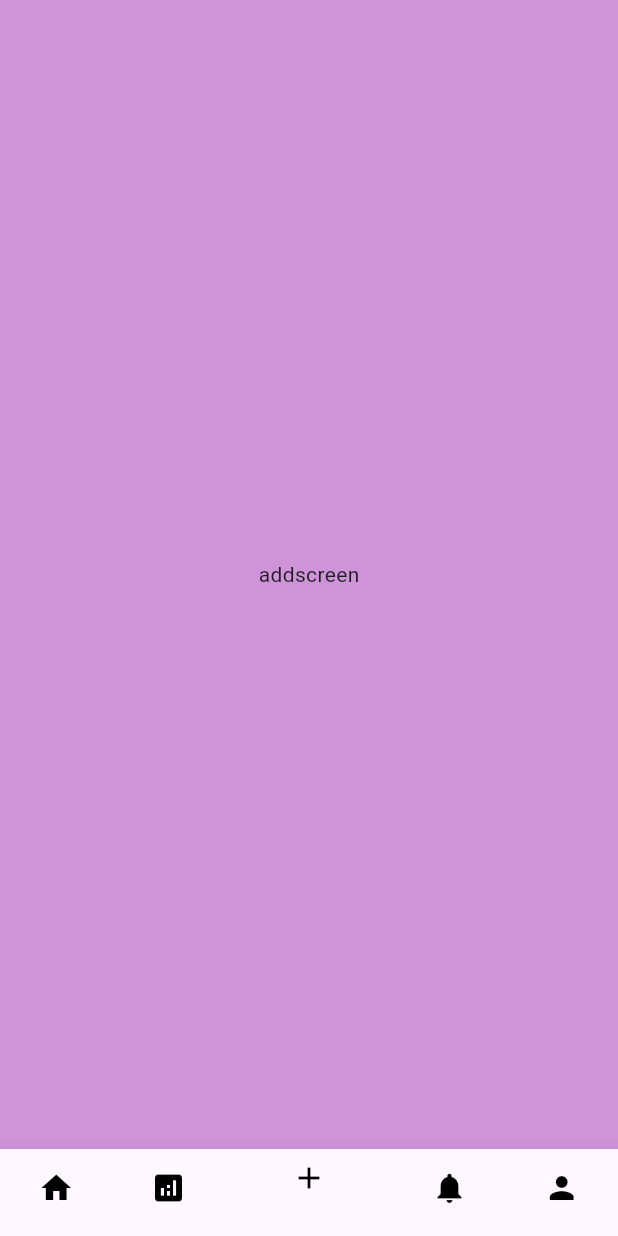
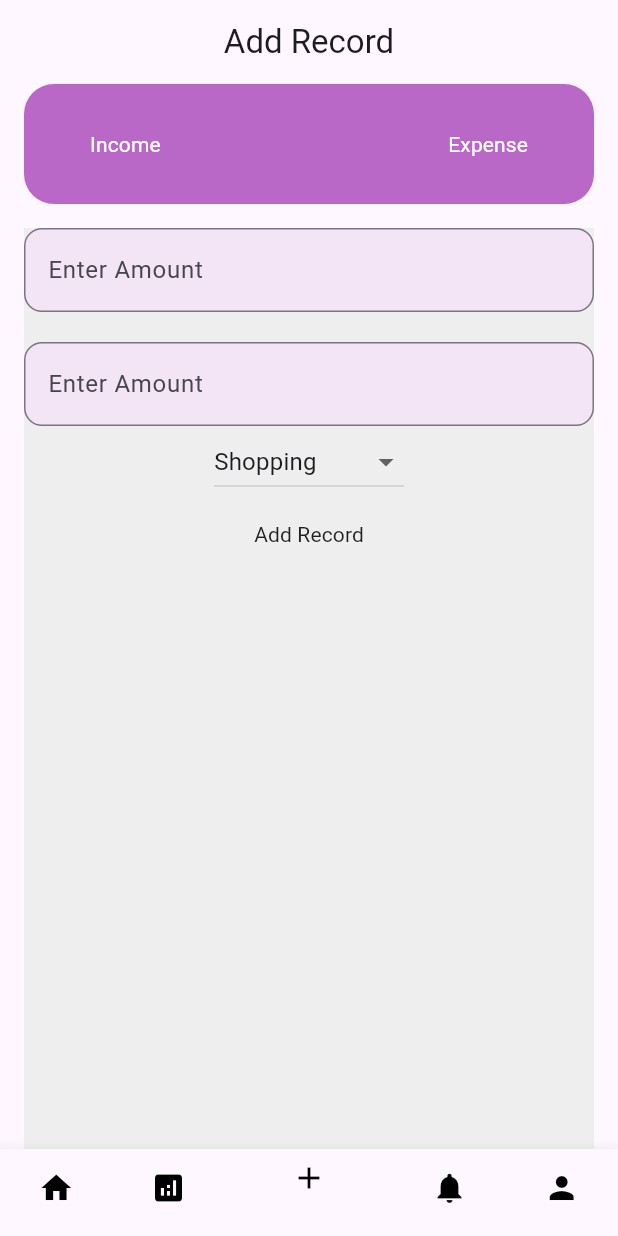
Before and after one commit to Cynthia-Chepkoech/CashCop, a Flutter app: the screen it shows after launch, item 3 of the bottom bar chosen, on a phone screen of 412 x 824 dp. Run offline on Flutter 3.47's test engine with Material 3 defaults, Android fonts, the phone set to English and light mode, and no system bars.

Commit message:
change add screen

```diff
--- a/lib/screens/addscreen.dart
+++ b/lib/screens/addscreen.dart
@@ -1,12 +1,117 @@
 import 'package:flutter/material.dart';
 
-class Addscreen extends StatelessWidget {
+class Addscreen extends StatefulWidget {
   const Addscreen({super.key});
 
   @override
+  State<Addscreen> createState() => _AddscreenState();
+}
+
+class _AddscreenState extends State<Addscreen> {
+  List<String> categories = [
+    "Shopping",
+    "Travel",
+    "Entertainment",
+    "Groceries"
+  ];
+
+  String? selectedItem = "Shopping";
+
+  @override
   Widget build(BuildContext context) {
-    return const Center(
-      child:Text("addscreen")
+    return Scaffold(
+      appBar: AppBar(
+        title: Text("Add Record"),
+        centerTitle: true,
+      ),
+      body: Padding(
+        padding: const EdgeInsets.symmetric(horizontal: 16.0),
+        child: Column(
+          crossAxisAlignment: CrossAxisAlignment.start,
+          children: [
+            Container(
+                padding: EdgeInsets.all(16),
+                decoration: BoxDecoration(
+                    borderRadius: BorderRadius.circular(20),
+                    color: Colors.purple.shade300),
+                child: Padding(
+                  padding: const EdgeInsets.symmetric(horizontal: 16.0),
+                  child: Row(
+                    mainAxisAlignment: MainAxisAlignment.spaceBetween,
+                    children: [
+                      TextButton(
+                        onPressed: () {},
+                        child: Text(
+                          "Income",
+                          style: TextStyle(color: Colors.white),
+                        ),
+                      ),
+                      TextButton(
+                        onPressed: () {},
+                        child: Text("Expense",
+                            style: TextStyle(color: Colors.white)),
+                      ),
+                    ],
+                  ),
+                )),
+            SizedBox(
+              height: 16,
+            ),
+            Expanded(
+              child: Container(
+                decoration: BoxDecoration(color: Colors.grey.shade200),
+                child: Column(
+                  mainAxisAlignment: MainAxisAlignment.start,
+                  children: [
+                    Container(
+                      decoration: BoxDecoration(
+                          color: Colors.purple.shade50,
+                          borderRadius: BorderRadius.circular(12)),
+                      child: TextField(
+                        decoration: InputDecoration(
+                            hintText: "Enter Amount",
+                            labelText: "Enter Amount",
+                            border: OutlineInputBorder(
+                                borderRadius: BorderRadius.circular(12))),
+                      ),
+                    ),
+                    SizedBox(
+                      height: 20,
+                    ),
+                    Container(
+                      decoration: BoxDecoration(
+                          color: Colors.purple.shade50,
+                          borderRadius: BorderRadius.circular(12)),
+                      child: TextField(
+                        decoration: InputDecoration(
+                            hintText: "Enter Amount",
+                            labelText: "Enter Amount",
+                            border: OutlineInputBorder(
+                                borderRadius: BorderRadius.circular(12))),
+                      ),
+                    ),
+                    DropdownButton<String>(
+                        value: selectedItem,
+                        items: categories
+                            .map(
+                                (e) => DropdownMenuItem<String>(child: Text(e),value:e))
+                            .toList(),
+                        onChanged: (e) {
+                          setState(() {
+                            selectedItem = e;
+                          });
+                        }),
+                    MaterialButton(
+                      onPressed: () {},
+                      child: Text("Add Record"),
+                    )
+                  ],
+                ),
+              ),
+            )
+          ],
+        ),
+      ),
     );
   }
 }
--- a/pubspec.yaml
+++ b/pubspec.yaml
@@ -27,7 +27,7 @@ environment:
 # dependencies can be manually updated by changing the version numbers below to
 # the latest version available on pub.dev. To see which dependencies have newer
 # versions available, run `flutter pub outdated`.
-dependencies:
+dependencies:fl_chart:
   flutter:
     sdk: flutter
 
@@ -78,6 +78,8 @@ flutter:
     - family: Roboto
       fonts:
         - asset: fonts/Roboto/Roboto-Regular.ttf
+dependencies:
+  fl_chart: ^0.66.2
   #       - asset: fonts/Schyler-Italic.ttf
   #         style: italic
   #   - family: Trajan Pro
```
Also changed, not shown: lib/screens/homescreen.dart (+54 -4 lines), lib/data/data.dart (added), pubspec.lock.
